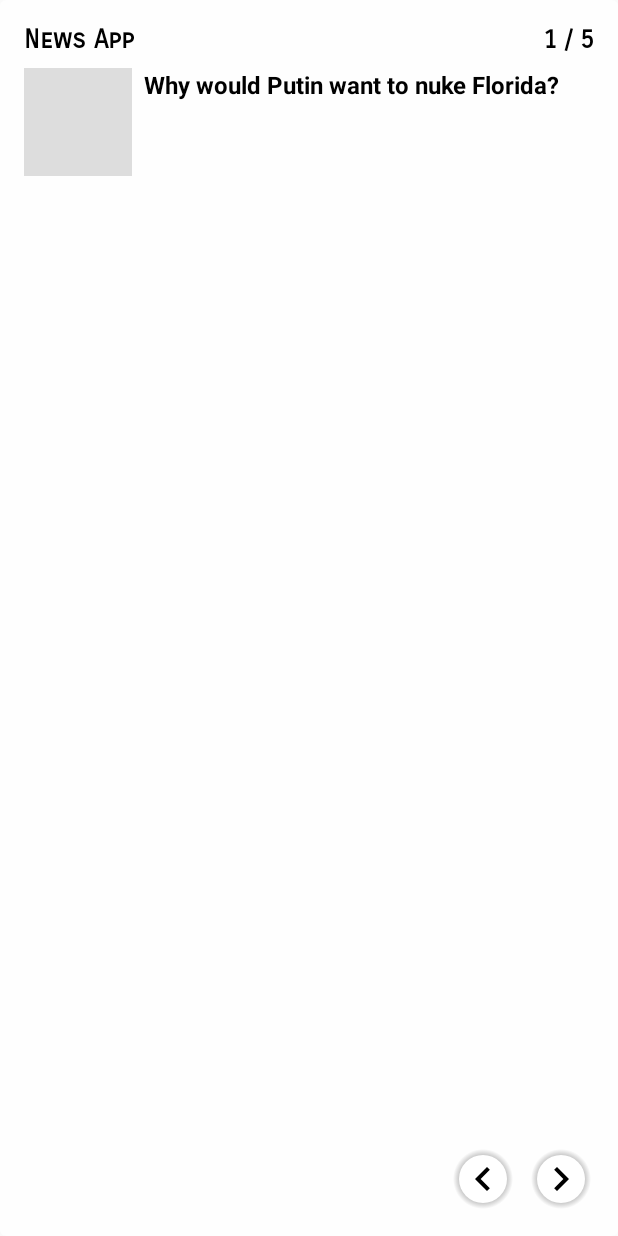
After one commit to AbhishekChd/NewsApp, an Android app: the layout saved_news_widget.xml on its own in the app's theme, with its tools: preview values and no code run, on a phone screen of 412 x 824 dp. The commit adds this screen. Run offline under Robolectric (Android 15) with nearby library versions, the phone set to English and light mode, and no system bars.

Commit message:
Added widget UI

```diff
--- a/app/src/main/AndroidManifest.xml
+++ b/app/src/main/AndroidManifest.xml
@@ -24,6 +24,16 @@
         <activity
             android:name=".ui.news.DetailActivity"
             android:theme="@style/AppTheme.TransparentBar" />
+
+        <receiver android:name=".widget.SavedNewsWidget">
+            <intent-filter>
+                <action android:name="android.appwidget.action.APPWIDGET_UPDATE" />
+            </intent-filter>
+
+            <meta-data
+                android:name="android.appwidget.provider"
+                android:resource="@xml/saved_news_widget_info" />
+        </receiver>
     </application>
 
 </manifest>
--- /dev/null
+++ b/app/src/main/java/com/example/abhishek/newsapp/widget/SavedNewsWidget.java
@@ -0,0 +1,43 @@
+package com.example.abhishek.newsapp.widget;
+
+import android.appwidget.AppWidgetManager;
+import android.appwidget.AppWidgetProvider;
+import android.content.Context;
+import android.widget.RemoteViews;
+
+import com.example.abhishek.newsapp.R;
+
+/**
+ * Implementation of App Widget functionality.
+ */
+public class SavedNewsWidget extends AppWidgetProvider {
+
+    static void updateAppWidget(Context context, AppWidgetManager appWidgetManager,
+                                int appWidgetId) {
+
+        // Construct the RemoteViews object
+        RemoteViews views = new RemoteViews(context.getPackageName(), R.layout.saved_news_widget);
+//        views.setTextViewText(R.id.appwidget_text, widgetText);
+
+        // Instruct the widget manager to update the widget
+        appWidgetManager.updateAppWidget(appWidgetId, views);
+    }
+
+    @Override
+    public void onUpdate(Context context, AppWidgetManager appWidgetManager, int[] appWidgetIds) {
+        // There may be multiple widgets active, so update all of them
+        for (int appWidgetId : appWidgetIds) {
+            updateAppWidget(context, appWidgetManager, appWidgetId);
+        }
+    }
+
+    @Override
+    public void onEnabled(Context context) {
+        // Enter relevant functionality for when the first widget is created
+    }
+
+    @Override
+    public void onDisabled(Context context) {
+        // Enter relevant functionality for when the last widget is disabled
+    }
+}
--- /dev/null
+++ b/app/src/main/res/drawable/widget_background.xml
@@ -0,0 +1,5 @@
+<?xml version="1.0" encoding="utf-8"?>
+<shape xmlns:android="http://schemas.android.com/apk/res/android">
+    <solid android:color="#fefefe" />
+    <corners android:radius="4dp" />
+</shape>
--- /dev/null
+++ b/app/src/main/res/drawable/widget_button_active.xml
@@ -0,0 +1,18 @@
+<?xml version="1.0" encoding="utf-8"?>
+<selector xmlns:android="http://schemas.android.com/apk/res/android">
+    <item>
+        <layer-list>
+            <item>
+                <shape android:shape="oval">
+                    <gradient android:endColor="#00000000" android:gradientRadius="23dp" android:startColor="#FF000000" android:type="radial" />
+                </shape>
+            </item>
+            <item android:bottom="6dp" android:left="6dp" android:right="6dp" android:top="6dp">
+                <shape android:shape="oval">
+                    <size android:width="38dp" android:height="38dp" />
+                    <solid android:color="@android:color/white" />
+                </shape>
+            </item>
+        </layer-list>
+    </item>
+</selector>
--- /dev/null
+++ b/app/src/main/res/drawable/widget_button_background.xml
@@ -0,0 +1,5 @@
+<?xml version="1.0" encoding="utf-8"?>
+<selector xmlns:android="http://schemas.android.com/apk/res/android">
+    <item android:drawable="@drawable/widget_button_active" android:state_pressed="true" />
+    <item android:drawable="@drawable/widget_button_inactive" />
+</selector>
--- /dev/null
+++ b/app/src/main/res/drawable/widget_button_inactive.xml
@@ -0,0 +1,18 @@
+<?xml version="1.0" encoding="utf-8"?>
+<selector xmlns:android="http://schemas.android.com/apk/res/android">
+    <item>
+        <layer-list>
+            <item>
+                <shape android:shape="oval">
+                    <gradient android:endColor="#00000000" android:gradientRadius="20dp" android:startColor="#FF000000" android:type="radial" />
+                </shape>
+            </item>
+            <item android:bottom="6dp" android:left="6dp" android:right="6dp" android:top="6dp">
+                <shape android:shape="oval">
+                    <size android:width="38dp" android:height="38dp" />
+                    <solid android:color="@android:color/white" />
+                </shape>
+            </item>
+        </layer-list>
+    </item>
+</selector>
--- /dev/null
+++ b/app/src/main/res/drawable/widget_next.xml
@@ -0,0 +1,9 @@
+<vector xmlns:android="http://schemas.android.com/apk/res/android"
+        android:width="32dp"
+        android:height="32dp"
+        android:viewportWidth="24.0"
+        android:viewportHeight="24.0">
+    <path
+        android:fillColor="#FF000000"
+        android:pathData="M10,6L8.59,7.41 13.17,12l-4.58,4.59L10,18l6,-6z"/>
+</vector>
--- /dev/null
+++ b/app/src/main/res/drawable/widget_previous.xml
@@ -0,0 +1,9 @@
+<vector xmlns:android="http://schemas.android.com/apk/res/android"
+        android:width="32dp"
+        android:height="32dp"
+        android:viewportWidth="24.0"
+        android:viewportHeight="24.0">
+    <path
+        android:fillColor="#FF000000"
+        android:pathData="M15.41,7.41L14,6l-6,6 6,6 1.41,-1.41L10.83,12z"/>
+</vector>
--- /dev/null
+++ b/app/src/main/res/layout/saved_news_widget.xml
@@ -0,0 +1,82 @@
+<RelativeLayout xmlns:android="http://schemas.android.com/apk/res/android"
+    xmlns:app="http://schemas.android.com/apk/res-auto"
+    xmlns:tools="http://schemas.android.com/tools"
+    android:layout_width="match_parent"
+    android:layout_height="match_parent"
+    android:background="@drawable/widget_background"
+    android:padding="@dimen/widget_margin">
+
+    <TextView
+        android:id="@+id/tv_app_name"
+        android:layout_width="wrap_content"
+        android:layout_height="wrap_content"
+        android:layout_alignParentStart="true"
+        android:layout_alignParentTop="true"
+        android:layout_marginStart="16dp"
+        android:layout_marginTop="16dp"
+        android:fontFamily="sans-serif-smallcaps"
+        android:text="@string/app_name"
+        android:textColor="@color/colorTextSecondary"
+        android:textSize="17sp"
+        android:textStyle="bold" />
+
+    <TextView
+        android:id="@+id/tv_page"
+        android:layout_width="wrap_content"
+        android:layout_height="wrap_content"
+        android:layout_alignBaseline="@id/tv_app_name"
+        android:layout_alignParentEnd="true"
+        android:layout_marginEnd="16dp"
+        android:fontFamily="sans-serif-smallcaps"
+        android:text="1 / 5"
+        android:textColor="@color/colorTextSecondary"
+        android:textSize="17sp"
+        android:textStyle="bold" />
+
+    <ImageView
+        android:id="@+id/iv_news_image"
+        android:layout_width="72dp"
+        android:layout_height="72dp"
+        android:layout_below="@id/tv_app_name"
+        android:layout_marginStart="16dp"
+        android:layout_marginTop="8dp"
+        android:background="@color/cardBackground" />
+
+    <TextView
+        android:id="@+id/tv_news_title"
+        android:layout_width="wrap_content"
+        android:layout_height="wrap_content"
+        android:layout_below="@id/tv_app_name"
+        android:layout_marginStart="8dp"
+        android:layout_marginTop="8dp"
+        android:layout_marginEnd="16dp"
+        android:layout_toEndOf="@id/iv_news_image"
+        android:text="@string/sample_title"
+        android:textColor="@color/colorTextSecondary"
+        android:textSize="16sp"
+        android:textStyle="bold" />
+
+    <ImageButton
+        android:id="@+id/ib_next"
+        android:layout_width="44dp"
+        android:layout_height="44dp"
+        android:layout_alignParentEnd="true"
+        android:layout_alignParentBottom="true"
+        android:layout_marginEnd="16dp"
+        android:layout_marginBottom="16dp"
+        android:background="@drawable/widget_button_background"
+        android:src="@drawable/widget_next"
+        tools:ignore="VectorDrawableCompat" />
+
+    <ImageButton
+        android:id="@+id/ib_previous"
+        android:layout_width="44dp"
+        android:layout_height="44dp"
+        android:layout_alignParentBottom="true"
+        android:layout_marginEnd="8dp"
+        android:layout_marginBottom="16dp"
+        android:layout_toStartOf="@id/ib_next"
+        android:background="@drawable/widget_button_background"
+        android:src="@drawable/widget_previous"
+        tools:ignore="VectorDrawableCompat" />
+</RelativeLayout>
--- /dev/null
+++ b/app/src/main/res/values-v14/dimens.xml
@@ -0,0 +1,4 @@
+<?xml version="1.0" encoding="utf-8"?>
+<resources>
+    <dimen name="widget_margin">0dp</dimen>
+</resources>
--- a/app/src/main/res/values/dimens.xml
+++ b/app/src/main/res/values/dimens.xml
@@ -11,4 +11,5 @@
     <dimen name="snackbar_margin_vertical">8dp</dimen>
     <dimen name="snackbar_margin_horizontal">16dp</dimen>
     <dimen name="snackbar_padding">8dp</dimen>
+    <dimen name="widget_margin">8dp</dimen>
 </resources>
--- /dev/null
+++ b/app/src/main/res/xml/saved_news_widget_info.xml
@@ -0,0 +1,10 @@
+<?xml version="1.0" encoding="utf-8"?>
+<appwidget-provider xmlns:android="http://schemas.android.com/apk/res/android"
+    android:initialKeyguardLayout="@layout/saved_news_widget"
+    android:initialLayout="@layout/saved_news_widget"
+    android:minWidth="320dp"
+    android:minHeight="110dp"
+    android:previewImage="@mipmap/ic_news_logo"
+    android:resizeMode="horizontal"
+    android:updatePeriodMillis="3600000"
+    android:widgetCategory="home_screen" />
```
